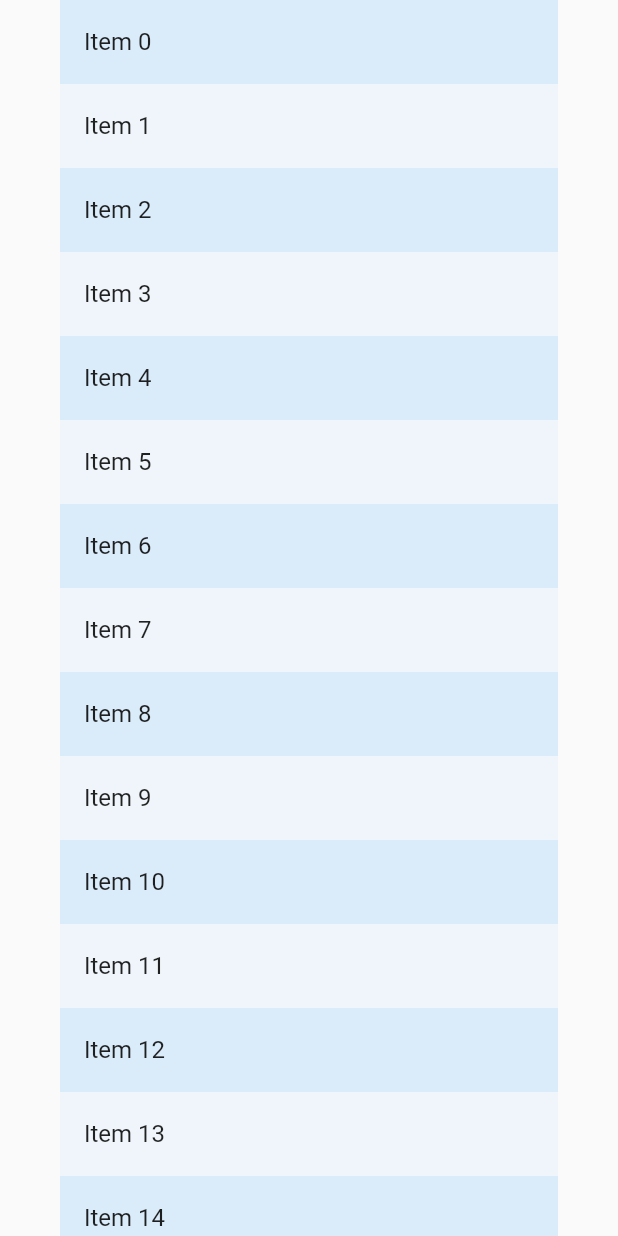
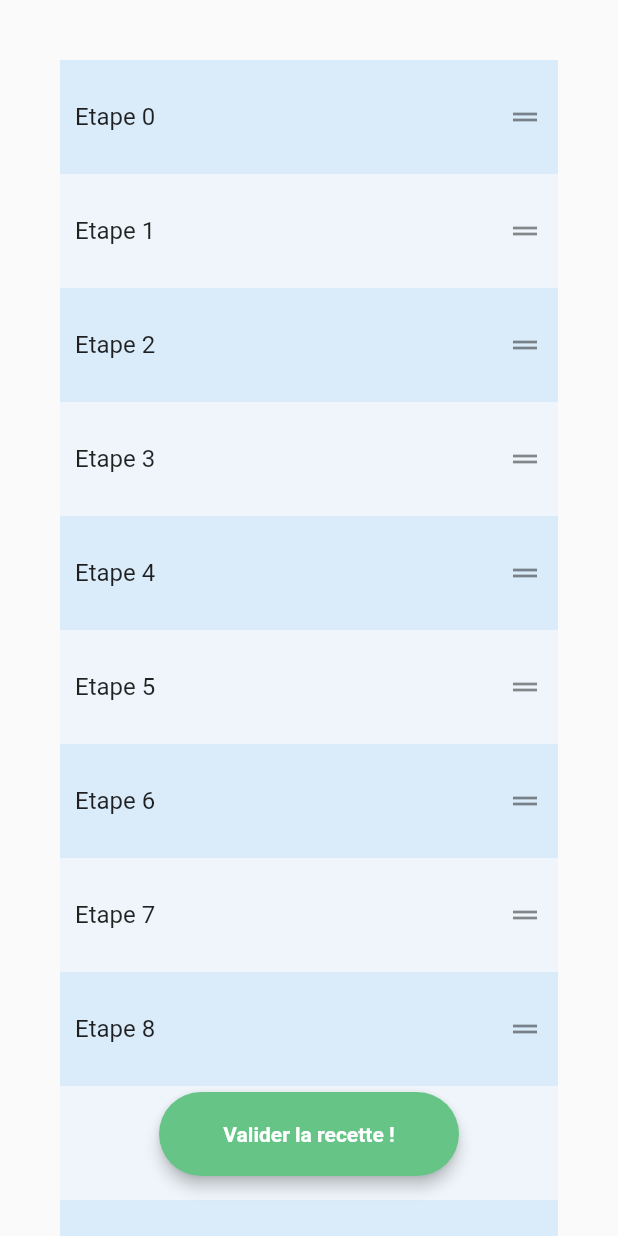
Before and after one commit to Baudecmd/kookie, a Flutter app: the RecipesStepsCreationScreen screen opened directly, on a phone screen of 412 x 824 dp. Run offline on Flutter 3.47's test engine with Material 2 defaults, Android fonts, the phone set to English and light mode, and no system bars; our stand-ins replace image_picker, shared_preferences; accounts and stored records are empty.

Commit message:
Add(Recipe Creation): Add validation button to recipe steps creation screen

```diff
--- a/mobile/kookie/lib/screens/recipe_steps_creation_screen.dart
+++ b/mobile/kookie/lib/screens/recipe_steps_creation_screen.dart
@@ -1,5 +1,7 @@
 import 'package:flutter/cupertino.dart';
 import 'package:flutter/material.dart';
+import 'package:kookie/screens/step_creation_screen.dart';
+import 'package:kookie/widgets/custom_button.dart';
 
 class RecipesStepsCreationScreen extends StatefulWidget {
   @override
@@ -16,14 +18,23 @@ class _RecipeStepsCreationScreen extends State<RecipesStepsCreationScreen> {
     final Color evenItemColor = colorScheme.primary.withOpacity(0.15);
 
     return Scaffold(
-      body: ReorderableListView(
+      body: Container(
+        margin: EdgeInsets.symmetric(vertical: 40),
+        child: Column(
+          children: [
+            Expanded(
+              child: ReorderableListView(
                 padding: const EdgeInsets.symmetric(horizontal: 40),
                 children: <Widget>[
                   for (int index = 0; index < _items.length; index++)
                     ListTile(
+                      contentPadding: EdgeInsets.all(10),
                       key: Key('$index'),
-              tileColor: _items[index].isOdd ? oddItemColor : evenItemColor,
-              title: Text('Item ${_items[index]}'),
+                      tileColor:
+                          _items[index].isOdd ? oddItemColor : evenItemColor,
+                      title: Text('Etape ${_items[index]}'),
+                      onTap: _openTileInfo,
+                      trailing: Icon(Icons.drag_handle_outlined),
                     ),
                 ],
                 onReorder: (int oldIndex, int newIndex) {
@@ -36,6 +47,21 @@ class _RecipeStepsCreationScreen extends State<RecipesStepsCreationScreen> {
                   });
                 },
               ),
+            ),
+            SizedBox(height: 30),
+            CustomButton(text: "Valider la recette !", onTap: _submitInfo)
+          ],
+        ),
+      ),
     );
   }
+
+  _openTileInfo() {
+    Navigator.push(
+        context, MaterialPageRoute(builder: (_) => StepCreationScreen()));
   }
+
+  _submitInfo() {
+    debugPrint("Pouet");
+  }
+}
```
Also changed, not shown: mobile/kookie/lib/screens/step_creation_screen.dart (added, +16 -0 lines). Lines whose indentation alone changed are shown as unchanged.
